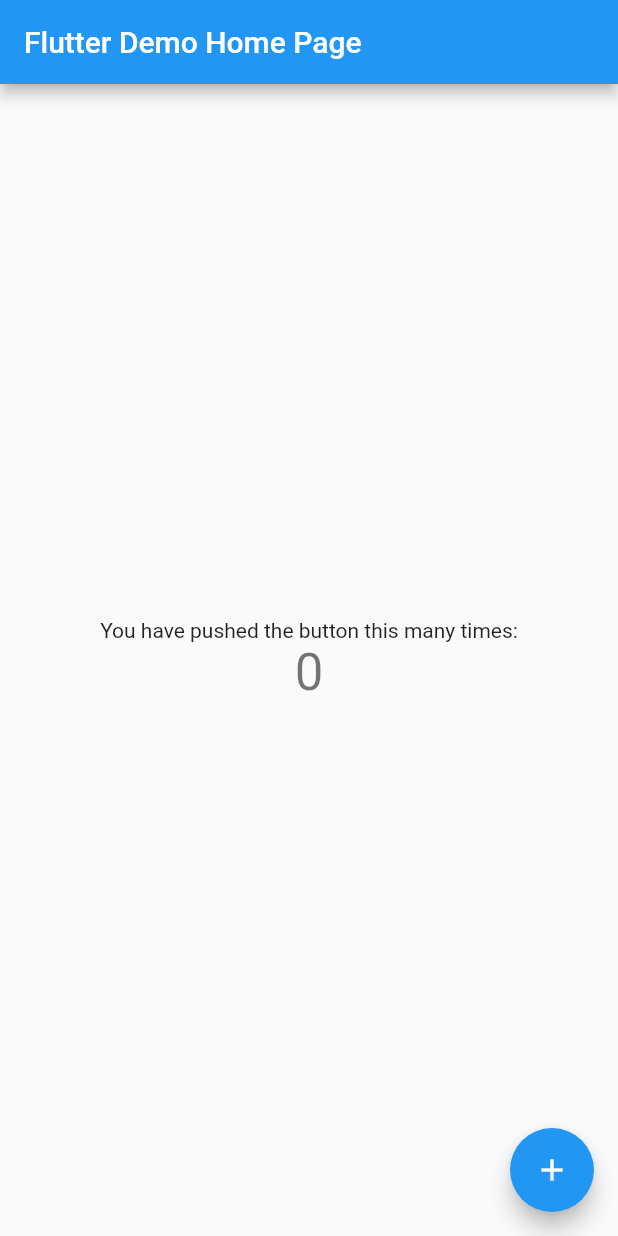
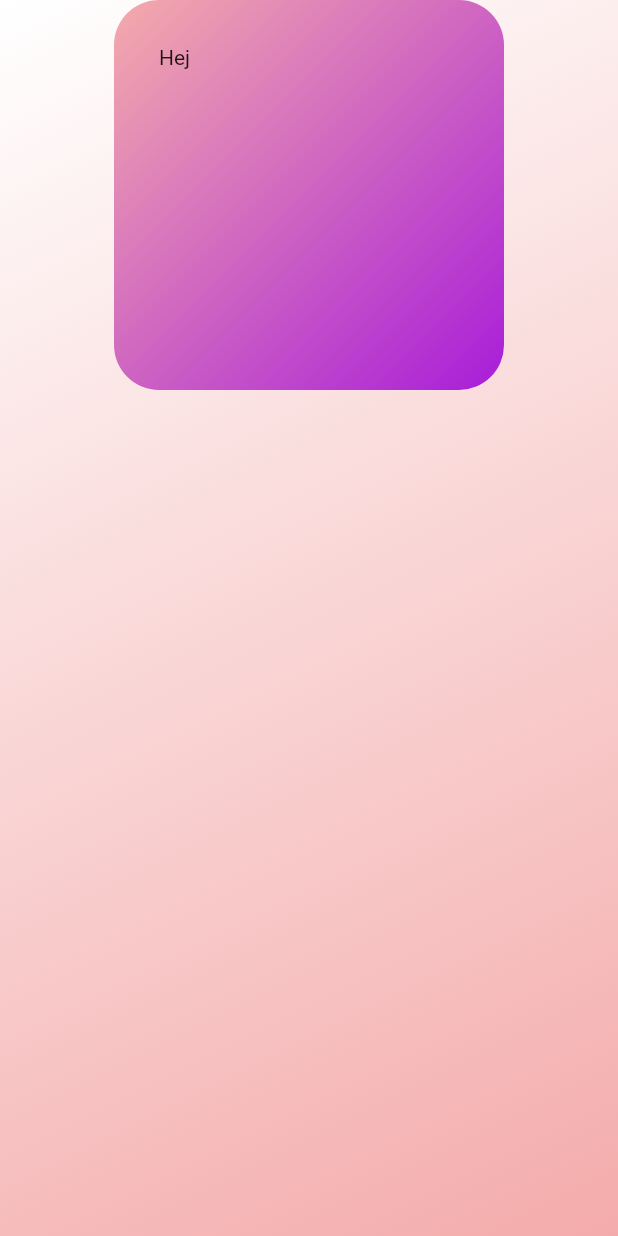
Before and after one commit to stefsonian/bud_allscreens, a Flutter app: the screen it shows after launch, on a phone screen of 412 x 824 dp. Run offline on Flutter 3.47's test engine with Material 2 defaults, Android fonts, the phone set to English and light mode, and no system bars.

Commit message:
Background and gradient box created

```diff
--- a/lib/main.dart
+++ b/lib/main.dart
@@ -1,111 +1,4 @@
 import 'package:flutter/material.dart';
+import 'package:allscreens/src/app.dart';
 
-void main() => runApp(MyApp());
-
-class MyApp extends StatelessWidget {
-  // This widget is the root of your application.
-  @override
-  Widget build(BuildContext context) {
-    return MaterialApp(
-      title: 'Flutter Demo',
-      theme: ThemeData(
-        // This is the theme of your application.
-        //
-        // Try running your application with "flutter run". You'll see the
-        // application has a blue toolbar. Then, without quitting the app, try
-        // changing the primarySwatch below to Colors.green and then invoke
-        // "hot reload" (press "r" in the console where you ran "flutter run",
-        // or simply save your changes to "hot reload" in a Flutter IDE).
-        // Notice that the counter didn't reset back to zero; the application
-        // is not restarted.
-        primarySwatch: Colors.blue,
-      ),
-      home: MyHomePage(title: 'Flutter Demo Home Page'),
-    );
-  }
-}
-
-class MyHomePage extends StatefulWidget {
-  MyHomePage({Key key, this.title}) : super(key: key);
-
-  // This widget is the home page of your application. It is stateful, meaning
-  // that it has a State object (defined below) that contains fields that affect
-  // how it looks.
-
-  // This class is the configuration for the state. It holds the values (in this
-  // case the title) provided by the parent (in this case the App widget) and
-  // used by the build method of the State. Fields in a Widget subclass are
-  // always marked "final".
-
-  final String title;
-
-  @override
-  _MyHomePageState createState() => _MyHomePageState();
-}
-
-class _MyHomePageState extends State<MyHomePage> {
-  int _counter = 0;
-
-  void _incrementCounter() {
-    setState(() {
-      // This call to setState tells the Flutter framework that something has
-      // changed in this State, which causes it to rerun the build method below
-      // so that the display can reflect the updated values. If we changed
-      // _counter without calling setState(), then the build method would not be
-      // called again, and so nothing would appear to happen.
-      _counter++;
-    });
-  }
-
-  @override
-  Widget build(BuildContext context) {
-    // This method is rerun every time setState is called, for instance as done
-    // by the _incrementCounter method above.
-    //
-    // The Flutter framework has been optimized to make rerunning build methods
-    // fast, so that you can just rebuild anything that needs updating rather
-    // than having to individually change instances of widgets.
-    return Scaffold(
-      appBar: AppBar(
-        // Here we take the value from the MyHomePage object that was created by
-        // the App.build method, and use it to set our appbar title.
-        title: Text(widget.title),
-      ),
-      body: Center(
-        // Center is a layout widget. It takes a single child and positions it
-        // in the middle of the parent.
-        child: Column(
-          // Column is also layout widget. It takes a list of children and
-          // arranges them vertically. By default, it sizes itself to fit its
-          // children horizontally, and tries to be as tall as its parent.
-          //
-          // Invoke "debug painting" (press "p" in the console, choose the
-          // "Toggle Debug Paint" action from the Flutter Inspector in Android
-          // Studio, or the "Toggle Debug Paint" command in Visual Studio Code)
-          // to see the wireframe for each widget.
-          //
-          // Column has various properties to control how it sizes itself and
-          // how it positions its children. Here we use mainAxisAlignment to
-          // center the children vertically; the main axis here is the vertical
-          // axis because Columns are vertical (the cross axis would be
-          // horizontal).
-          mainAxisAlignment: MainAxisAlignment.center,
-          children: <Widget>[
-            Text(
-              'You have pushed the button this many times:',
-            ),
-            Text(
-              '$_counter',
-              style: Theme.of(context).textTheme.display1,
-            ),
-          ],
-        ),
-      ),
-      floatingActionButton: FloatingActionButton(
-        onPressed: _incrementCounter,
-        tooltip: 'Increment',
-        child: Icon(Icons.add),
-      ), // This trailing comma makes auto-formatting nicer for build methods.
-    );
-  }
-}
+void main() => runApp(App());
--- /dev/null
+++ b/lib/src/app.dart
@@ -0,0 +1,21 @@
+import 'package:flutter/material.dart';
+import 'package:allscreens/src/background/background.dart';
+import 'package:allscreens/src/start/start.dart';
+
+class App extends StatelessWidget {
+  @override
+  Widget build(BuildContext context) {
+    return MaterialApp(
+      title: 'Flutter Demo',
+      theme: ThemeData(
+        primarySwatch: Colors.blue,
+      ),
+      home: Scaffold(
+        body: Container(
+          color: Colors.white70,
+          child: Background(child: Start()),
+        ),
+      ),
+    );
+  }
+}
--- /dev/null
+++ b/lib/src/background/background.dart
@@ -0,0 +1,26 @@
+import 'package:flutter/material.dart';
+import 'package:allscreens/src/helpers/colors.dart';
+
+class Background extends StatelessWidget {
+  const Background({this.child});
+  final Widget child;
+
+  @override
+  Widget build(BuildContext context) {
+    return Container(
+      decoration: BoxDecoration(
+        gradient: LinearGradient(
+          begin: Alignment.topLeft,
+          end: Alignment.bottomRight,
+          stops: [0, 1],
+          colors: [col_background1, col_background2],
+        ),
+      ),
+      height: double.infinity,
+      width: double.infinity,
+      child: SafeArea(
+        child: child,
+      ),
+    );
+  }
+}
--- /dev/null
+++ b/lib/src/components/gradient_box.dart
@@ -0,0 +1,26 @@
+import 'package:flutter/material.dart';
+import 'package:allscreens/src/helpers/colors.dart';
+
+class GradientBox extends StatelessWidget {
+  const GradientBox({this.child, this.col1 = col_box1, this.col2 = col_box2});
+  final Widget child;
+  final Color col1;
+  final Color col2;
+
+  @override
+  Widget build(BuildContext context) {
+    return Container(
+      decoration: BoxDecoration(
+        gradient: LinearGradient(
+          begin: Alignment.topLeft,
+          end: Alignment.bottomRight,
+          stops: [0, 1],
+          colors: [col_box1, col_box2],
+        ),
+        borderRadius: BorderRadius.circular(30),
+      ),
+      padding: EdgeInsets.all(30),
+      child: child,
+    );
+  }
+}
--- /dev/null
+++ b/lib/src/helpers/colors.dart
@@ -0,0 +1,10 @@
+import 'package:flutter/material.dart';
+
+const col_pink = Color(0xFFf4abab);
+const col_purple = Color(0xFFa81dd9);
+
+const col_background1 = Colors.white;
+const col_background2 = col_pink;
+
+const col_box1 = col_pink;
+const col_box2 = col_purple;
--- /dev/null
+++ b/lib/src/start/start.dart
@@ -0,0 +1,26 @@
+import 'package:flutter/material.dart';
+import 'package:allscreens/src/components/gradient_box.dart';
+
+class Start extends StatefulWidget {
+  @override
+  _StartState createState() => _StartState();
+}
+
+class _StartState extends State<Start> {
+  @override
+  Widget build(BuildContext context) {
+    return Container(
+      child: Column(
+        children: <Widget>[
+          GradientBox(
+            child: Container(
+              height: 200,
+              width: 200,
+              child: Text('Hej'),
+            ),
+          ),
+        ],
+      ),
+    );
+  }
+}
```
Also changed, not shown: 1 other file.
